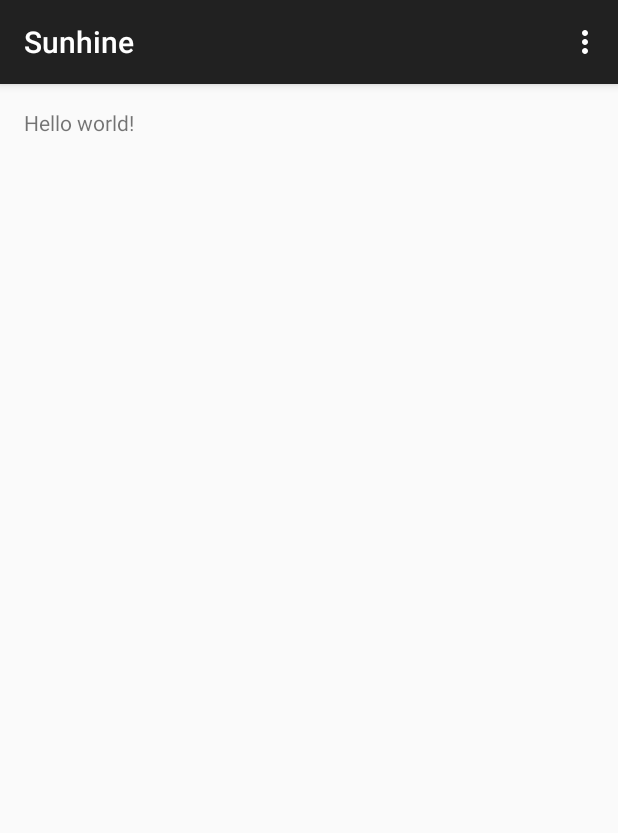
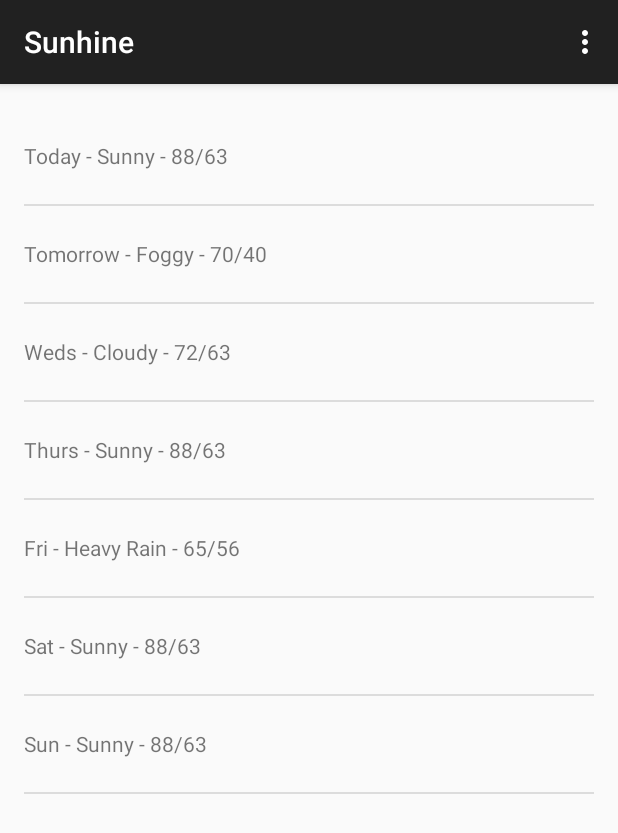
Before and after one commit to htaiwan/Sunshine, an Android app: the screen it shows after launch (MainActivity), on a phone screen of 412 x 824 dp. Shown: the top 833 px of the screen. Run offline under Robolectric (Android 15) with nearby library versions, the phone set to English and light mode, and no system bars.

```diff
--- /dev/null
+++ b/Sunhine/app/src/main/java/com/htaiwan/app/sunhine/ForecastFragment.java
@@ -0,0 +1,132 @@
+package com.htaiwan.app.sunhine;
+
+import android.os.AsyncTask;
+import android.support.v4.app.Fragment;
+import android.os.Bundle;
+import android.util.Log;
+import android.view.LayoutInflater;
+import android.view.View;
+import android.view.ViewGroup;
+import android.widget.ArrayAdapter;
+import android.widget.ListView;
+
+import java.io.BufferedReader;
+import java.io.IOException;
+import java.io.InputStream;
+import java.io.InputStreamReader;
+import java.net.HttpURLConnection;
+import java.net.URL;
+import java.util.ArrayList;
+import java.util.Arrays;
+import java.util.List;
+
+
+/**
+ * A placeholder fragment containing a simple view.
+ */
+public class ForecastFragment extends Fragment {
+
+    private ArrayAdapter<String> mForecastAdapter;
+
+    public ForecastFragment() {
+    }
+
+    @Override
+    public View onCreateView(LayoutInflater inflater, ViewGroup container,
+                             Bundle savedInstanceState) {
+        // Create some dummy data for the ListView.
+        String[] data = {
+                "Today - Sunny - 88/63",
+                "Tomorrow - Foggy - 70/40",
+                "Weds - Cloudy - 72/63",
+                "Thurs - Sunny - 88/63",
+                "Fri - Heavy Rain - 65/56",
+                "Sat - Sunny - 88/63",
+                "Sun - Sunny - 88/63"};
+        List<String> weekForecast = new ArrayList<String>(Arrays.asList(data));
+
+        // The ArrayAdapter will take data from a source (like our dummy forecast) and
+        // use it to populate the ListView it's attached to.
+        mForecastAdapter = new ArrayAdapter(
+                getActivity(), // The current context (this activity)
+                R.layout.list_item_forecast, // The name of the layout ID
+                R.id.list_item_forecast_textview, // The ID of the textview to populate
+                weekForecast); // forecast data
+
+        View rootView = inflater.inflate(R.layout.fragment_main,container,false);
+
+        // Get a reference to the ListView, and attach this adapter to it.
+        ListView listView = (ListView) rootView.findViewById(R.id.listview_forecast);
+        listView.setAdapter(mForecastAdapter);
+
+        return rootView;
+    }
+
+
+    public class FetchWeatherTask extends AsyncTask<Void, Void, Void> {
+        private final String LOG_TAG = FetchWeatherTask.class.getSimpleName();
+
+        @Override
+        protected Void doInBackground(Void... params) {
+            // These two need to be declared outside the try/catch
+            // so that they can be closed in the finally block.
+            HttpURLConnection urlConnection = null;
+            BufferedReader reader = null;
+
+            // Will contain the raw JSON response as a string.
+            String forecastJsonStr = null;
+
+            try {
+                // Construct the URL for the OpenWeatherMap query
+                URL url = new URL("http://api.openweathermap.org/data/2.5/forecast/daily?q=94043&mode=json&units=metric&cnt=7");
+
+                // Create the request to OpenWeatherMap, and open the connection
+                urlConnection = (HttpURLConnection)url.openConnection();
+                urlConnection.setRequestMethod("GET");
+                urlConnection.connect();
+
+                // Read the input stream into a String
+                InputStream inputStream = urlConnection.getInputStream();
+                StringBuffer buffer = new StringBuffer();
+                if(inputStream == null) {
+                    // Nothing to do.
+                    return null;
+                }
+                reader = new BufferedReader(new InputStreamReader(inputStream));
+
+                String line;
+                while ((line = reader.readLine()) != null) {
+                    // Since it's JSON, adding a newline isn't necessary (it won't affect parsing)
+                    // But it does make debugging a *lot* easier if you print out the completed
+                    // buffer for debugging.
+                    buffer.append(line+ "\n");
+                }
+
+                if (buffer.length() == 0) {
+                    // Stream was empty.  No point in parsing.
+                    return  null;
+                }
+                forecastJsonStr = buffer.toString();
+            } catch (IOException e) {
+                Log.e(LOG_TAG, "Error ", e);
+                // If the code didn't successfully get the weather data, there's no point in attemping
+                // to parse it.
+                return null;
+            } finally {
+                if (urlConnection != null) {
+                    urlConnection.disconnect();
+                }
+                if (reader != null) {
+                    try {
+                        reader.close();
+                    } catch (final IOException e) {
+                        Log.e(LOG_TAG, "Error closing stream", e);
+                    }
+                }
+            }
+
+            return null;
+        }
+    }
+
+}
--- a/Sunhine/app/src/main/java/com/htaiwan/app/sunhine/MainActivityFragment.java
+++ /dev/null
@@ -1,23 +0,0 @@
-package com.htaiwan.app.sunhine;
-
-import android.support.v4.app.Fragment;
-import android.os.Bundle;
-import android.view.LayoutInflater;
-import android.view.View;
-import android.view.ViewGroup;
-
-
-/**
- * A placeholder fragment containing a simple view.
- */
-public class MainActivityFragment extends Fragment {
-
-    public MainActivityFragment() {
-    }
-
-    @Override
-    public View onCreateView(LayoutInflater inflater, ViewGroup container,
-                             Bundle savedInstanceState) {
-        return inflater.inflate(R.layout.fragment_main, container, false);
-    }
-}
--- a/Sunhine/app/src/main/res/layout/activity_main.xml
+++ b/Sunhine/app/src/main/res/layout/activity_main.xml
@@ -1,4 +1,4 @@
 <fragment xmlns:android="http://schemas.android.com/apk/res/android"
     xmlns:tools="http://schemas.android.com/tools" android:id="@+id/fragment"
-    android:name="com.htaiwan.app.sunhine.MainActivityFragment" tools:layout="@layout/fragment_main"
+    android:name="com.htaiwan.app.sunhine.ForecastFragment" tools:layout="@layout/fragment_main"
     android:layout_width="match_parent" android:layout_height="match_parent" />
--- a/Sunhine/app/src/main/res/layout/fragment_main.xml
+++ b/Sunhine/app/src/main/res/layout/fragment_main.xml
@@ -1,11 +1,14 @@
-<RelativeLayout xmlns:android="http://schemas.android.com/apk/res/android"
+<FrameLayout xmlns:android="http://schemas.android.com/apk/res/android"
     xmlns:tools="http://schemas.android.com/tools" android:layout_width="match_parent"
     android:layout_height="match_parent" android:paddingLeft="@dimen/activity_horizontal_margin"
     android:paddingRight="@dimen/activity_horizontal_margin"
     android:paddingTop="@dimen/activity_vertical_margin"
     android:paddingBottom="@dimen/activity_vertical_margin" tools:context=".MainActivityFragment">
 
-    <TextView android:text="@string/hello_world" android:layout_width="wrap_content"
-        android:layout_height="wrap_content" />
+    <ListView
+        android:layout_width="match_parent"
+        android:layout_height="match_parent"
+        android:id="@+id/listview_forecast">
+    </ListView>
 
-</RelativeLayout>
+</FrameLayout>
--- /dev/null
+++ b/Sunhine/app/src/main/res/layout/list_item_forecast.xml
@@ -0,0 +1,9 @@
+<?xml version="1.0" encoding="utf-8"?>
+
+<TextView xmlns:android="http://schemas.android.com/apk/res/android"
+    android:layout_width="match_parent"
+    android:layout_height="wrap_content"
+    android:minHeight="?android:attr/listPreferredItemHeight"
+    android:gravity="center_vertical"
+    android:id="@+id/list_item_forecast_textview">
+</TextView>
--- /dev/null
+++ b/Sunhine/app/src/main/res/menu/forecastfrgament.xml
@@ -0,0 +1,4 @@
+<?xml version="1.0" encoding="utf-8"?>
+<menu xmlns:android="http://schemas.android.com/apk/res/android">
+    <item android:id="@+id/action_refresh" android:title="@string/action_refresh"></item>
+</menu>
--- a/Sunhine/app/src/main/res/values/strings.xml
+++ b/Sunhine/app/src/main/res/values/strings.xml
@@ -2,4 +2,7 @@
     <string name="app_name">Sunhine</string>
     <string name="hello_world">Hello world!</string>
     <string name="action_settings">Settings</string>
+    <string name="list_item_forecast_textview_string">Today-Sunney-88/63</string>
+    <string name="action_refresh">Refresh</string>
+
 </resources>
```
Also changed, not shown: Sunhine/app/src/main/res/mipmap-hdpi/ic_launcher.png, Sunhine/app/src/main/res/mipmap-mdpi/ic_launcher.png, Sunhine/app/src/main/res/mipmap-xxhdpi/ic_launcher.png, 1 other file.
